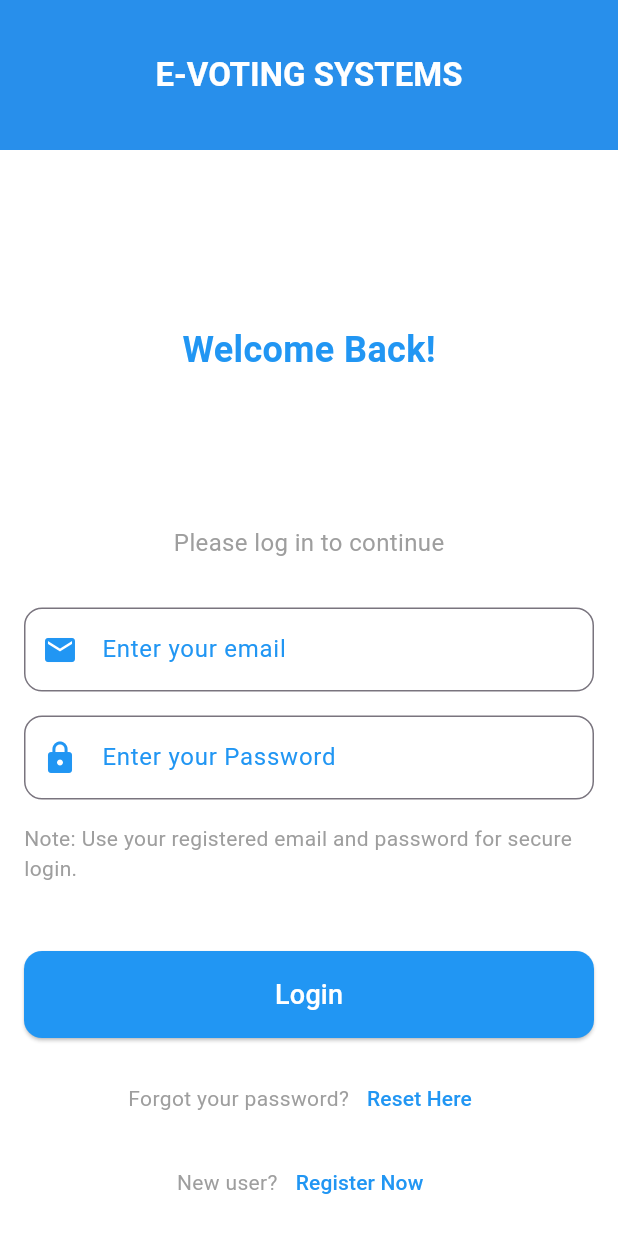
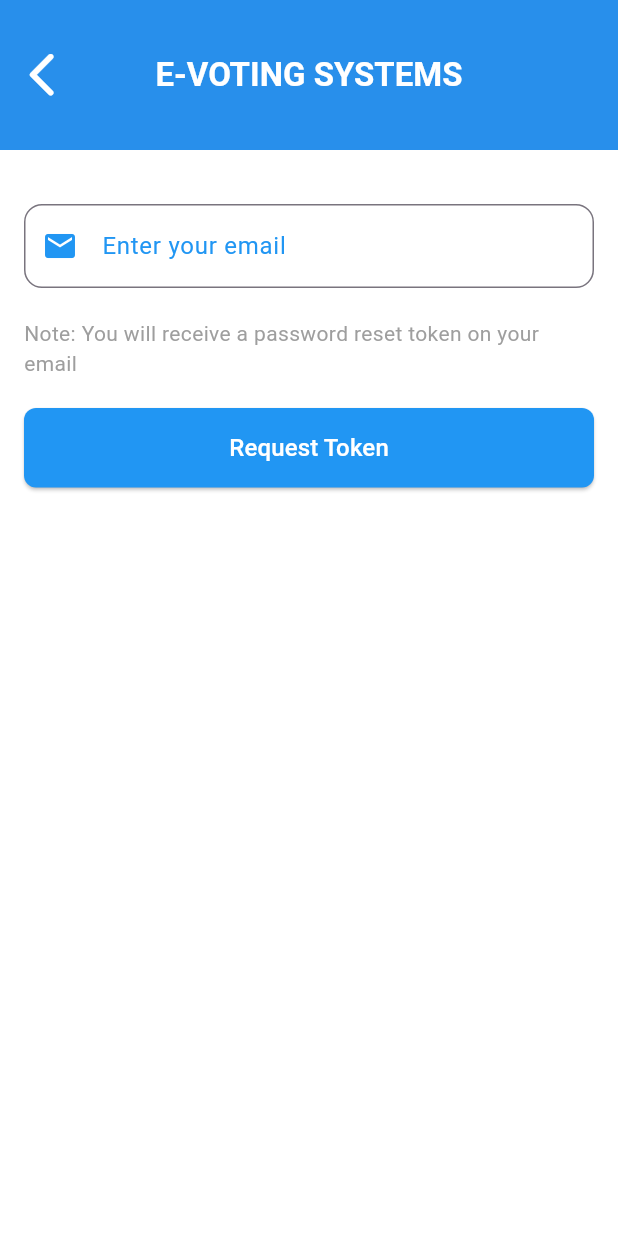
Before and after one commit to Anichattrjee/Final_Yr_Project, a Flutter app: the screen it shows after launch, after a tap on "Reset Here", on a phone screen of 412 x 824 dp. Shown: the top 1233 px of the screen. Run offline on Flutter 3.47's test engine with Material 3 defaults, Android fonts, the phone set to English and light mode, and no system bars; our stand-ins replace eva_icons_flutter, get, get_storage, shared_preferences.

Commit message:
request and register password

```diff
--- a/app/lib/pages/login_page.dart
+++ b/app/lib/pages/login_page.dart
@@ -1,3 +1,4 @@
+import 'package:app/pages/request_reset_password_page.dart';
 import 'package:flutter/material.dart';
 import 'package:get/get.dart';
 
@@ -158,7 +159,9 @@ class LoginPage extends StatelessWidget {
                       Text('Forgot your password?',
                           style: TextStyle(color: AppColors.grey)),
                       TextButton(
-                        onPressed: () {},
+                        onPressed: () {
+                          Get.off(() => RequestResetPage());
+                        },
                         child: Text('Reset Here',
                             style: TextStyle(color: AppColors.primaryBlue)),
                       ),
--- /dev/null
+++ b/app/lib/pages/request_reset_password_page.dart
@@ -0,0 +1,117 @@
+import 'package:app/utils/AppColors.dart';
+import 'package:flutter/material.dart';
+import 'package:get/get.dart';
+
+import '../controllers/auth_controller.dart';
+import 'login_page.dart';
+import 'reset_password_page.dart'; // Make sure to import the ResetPasswordPage
+
+class RequestResetPage extends StatelessWidget {
+  final TextEditingController emailController = TextEditingController();
+  final AuthController authController = Get.find();
+
+  @override
+  Widget build(BuildContext context) {
+    return Scaffold(
+      backgroundColor: AppColors.white,
+      appBar: AppBar(
+        automaticallyImplyLeading: false,
+        leading: IconButton(
+          icon: Icon(
+            Icons.arrow_back_ios_new_rounded,
+            color: AppColors.white,
+            size: 35,
+          ),
+          onPressed: () => Get.off(() => LoginPage()),
+        ),
+        toolbarHeight: 100,
+        backgroundColor: AppColors.primaryBlue,
+        title: const Text(
+          'E-VOTING SYSTEMS',
+          style: TextStyle(fontWeight: FontWeight.bold, color: AppColors.white),
+        ),
+        centerTitle: true,
+        elevation: 5,
+      ),
+      body: Obx(() => Padding(
+            padding: const EdgeInsets.symmetric(horizontal: 16, vertical: 16),
+            child: Column(
+              mainAxisAlignment: MainAxisAlignment.start,
+              children: [
+                SizedBox(height: 20),
+                TextField(
+                  keyboardType: TextInputType.emailAddress,
+                  controller: emailController,
+                  decoration: InputDecoration(
+                    labelText: 'Enter your email',
+                    labelStyle: TextStyle(color: AppColors.primaryBlue),
+                    border: OutlineInputBorder(
+                      borderRadius: BorderRadius.circular(12),
+                    ),
+                    focusedBorder: OutlineInputBorder(
+                      borderSide: BorderSide(color: AppColors.primaryBlue),
+                      borderRadius: BorderRadius.circular(12),
+                    ),
+                    prefixIcon: Icon(Icons.mail, color: AppColors.primaryBlue),
+                  ),
+                ),
+                SizedBox(height: 20),
+                Align(
+                  alignment: Alignment.centerLeft,
+                  child: Text(
+                    'Note: You will receive a password reset token on your email',
+                    style: TextStyle(
+                      fontSize: 14,
+                      color: AppColors.grey,
+                    ),
+                  ),
+                ),
+                SizedBox(height: 20),
+                SizedBox(
+                  width: double.infinity,
+                  child: ElevatedButton(
+                    onPressed: authController.isLoading.value
+                        ? null
+                        : () {
+                            final email = emailController.text.trim();
+                            if (email.isNotEmpty) {
+                              authController
+                                  .requestPasswordReset(email)
+                                  .then((_) {
+                                // Once the reset token is requested successfully
+                                Get.to(() =>
+                                    ResetPasswordPage()); // Navigate to ResetPasswordPage
+                              }).catchError((error) {
+                                // Handle error (e.g., show error message)
+                                Get.snackbar(
+                                    "Error", "Failed to request reset token",
+                                    backgroundColor: AppColors.white);
+                              });
+                            } else {
+                              Get.snackbar("Error", "Please enter an email",
+                                  backgroundColor: AppColors.white);
+                            }
+                          },
+                    style: ElevatedButton.styleFrom(
+                      backgroundColor: AppColors.primaryBlue,
+                      padding: EdgeInsets.symmetric(vertical: 15),
+                      shape: RoundedRectangleBorder(
+                        borderRadius: BorderRadius.circular(8),
+                      ),
+                    ),
+                    child: authController.isLoading.value
+                        ? CircularProgressIndicator(
+                            color: AppColors.white,
+                          )
+                        : Text(
+                            'Request Token',
+                            style: TextStyle(color: Colors.white, fontSize: 16),
+                          ),
+                  ),
+                ),
+              ],
+            ),
+          )),
+    );
+  }
+}
```
Also changed, not shown: app/lib/pages/reset_password_page.dart (added, +114 -0 lines).
